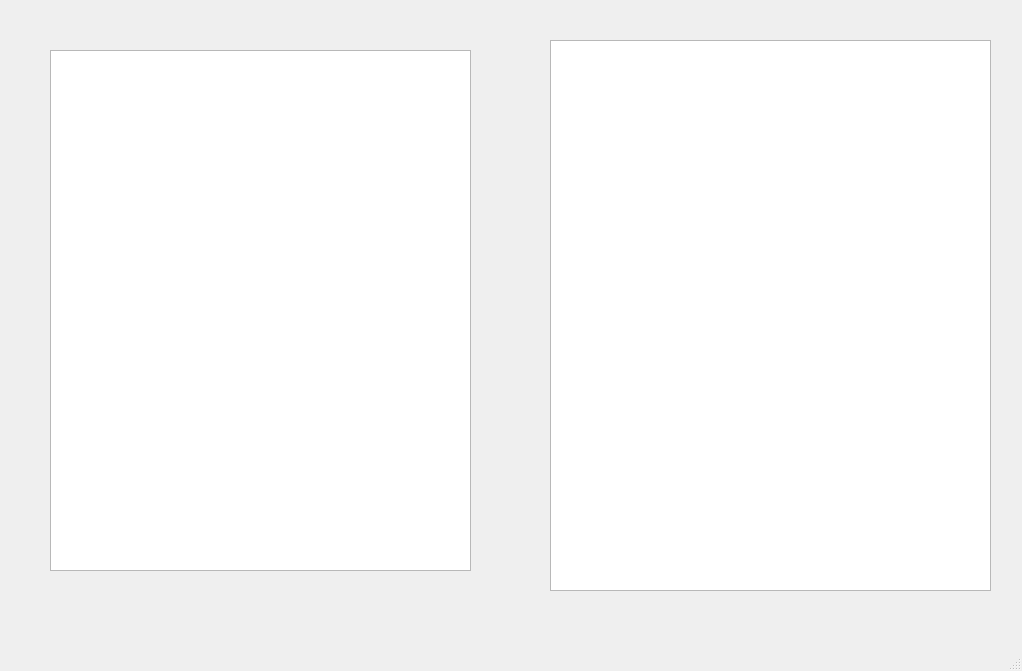
Old version of the form figurer-project/mainwindow.ui in the repository zeeshahmad/figurer.
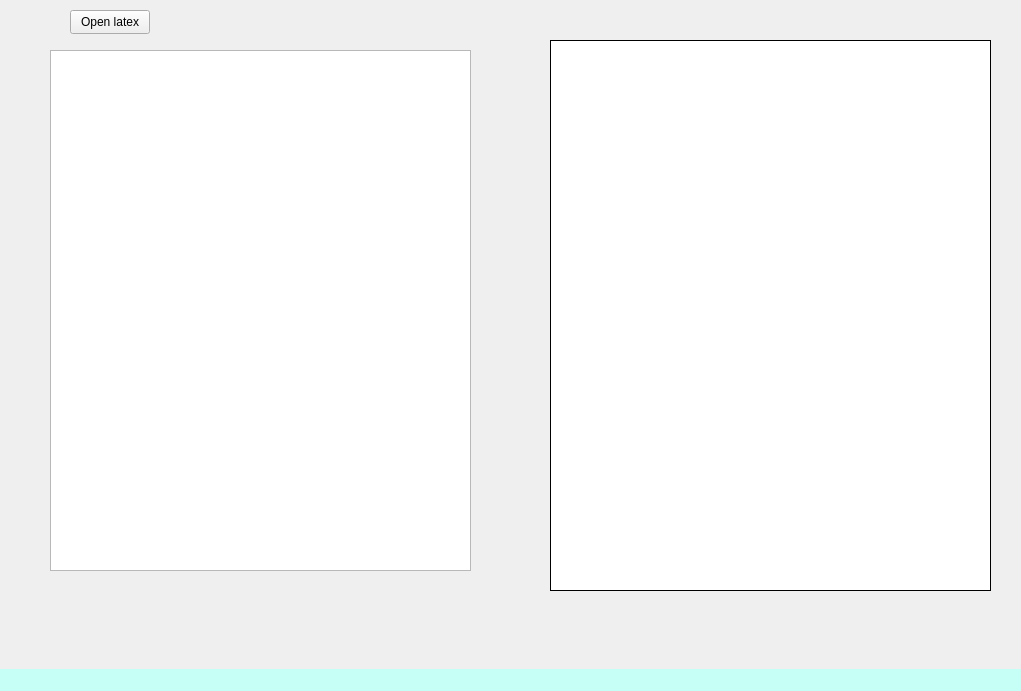
New version of the form. Custom widgets are drawn as their Qt base class.

What changed in the file:
```diff
--- a/figurer-project/mainwindow.ui
+++ b/figurer-project/mainwindow.ui
@@ -6,10 +6,16 @@
    <rect>
     <x>0</x>
     <y>0</y>
-    <width>1022</width>
-    <height>671</height>
+    <width>1021</width>
+    <height>691</height>
    </rect>
   </property>
+  <property name="sizePolicy">
+   <sizepolicy hsizetype="Preferred" vsizetype="Preferred">
+    <horstretch>0</horstretch>
+    <verstretch>0</verstretch>
+   </sizepolicy>
+  </property>
   <property name="windowTitle">
    <string>0</string>
   </property>
@@ -26,6 +32,12 @@
       <height>551</height>
      </rect>
     </property>
+    <property name="frameShape">
+     <enum>QFrame::Box</enum>
+    </property>
+    <property name="frameShadow">
+     <enum>QFrame::Plain</enum>
+    </property>
    </widget>
    <widget class="CodeEditor" name="textEditTest">
     <property name="geometry">
@@ -46,6 +58,19 @@
      <set>Qt::LinksAccessibleByMouse|Qt::TextEditable|Qt::TextEditorInteraction|Qt::TextSelectableByKeyboard|Qt::TextSelectableByMouse</set>
     </property>
    </widget>
+   <widget class="QPushButton" name="openLatexButton">
+    <property name="geometry">
+     <rect>
+      <x>70</x>
+      <y>10</y>
+      <width>80</width>
+      <height>24</height>
+     </rect>
+    </property>
+    <property name="text">
+     <string>Open latex</string>
+    </property>
+   </widget>
   </widget>
   <widget class="QMenuBar" name="menubar">
    <property name="geometry">
@@ -57,7 +82,17 @@
     </rect>
    </property>
   </widget>
-  <widget class="QStatusBar" name="statusbar"/>
+  <widget class="QStatusBar" name="statusbar">
+   <property name="minimumSize">
+    <size>
+     <width>0</width>
+     <height>0</height>
+    </size>
+   </property>
+   <property name="styleSheet">
+    <string notr="true">background-color: rgb(198, 255, 246)</string>
+   </property>
+  </widget>
  </widget>
  <customwidgets>
   <customwidget>
@@ -65,6 +100,11 @@
    <extends>QTextEdit</extends>
    <header>codeeditor.h</header>
   </customwidget>
+  <customwidget>
+   <class>FigureView</class>
+   <extends>QGraphicsView</extends>
+   <header location="global">figureview.h</header>
+  </customwidget>
  </customwidgets>
  <resources/>
  <connections/>
```
Left out of the diff: 4 changed lines with no effect on the pictures.
